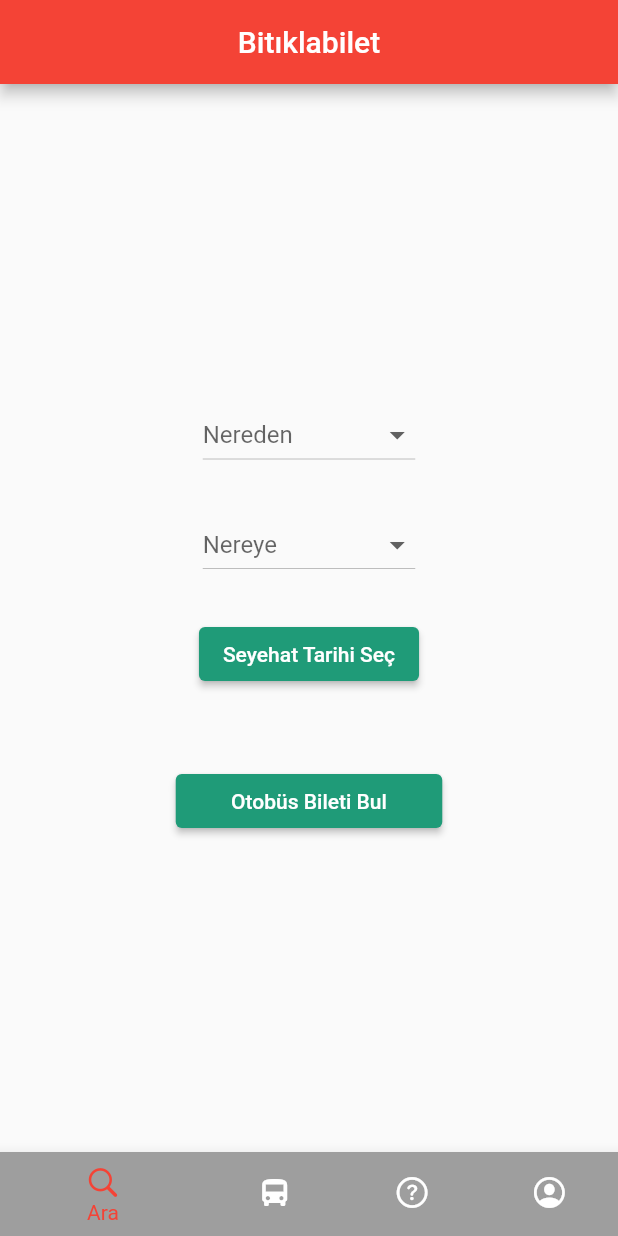
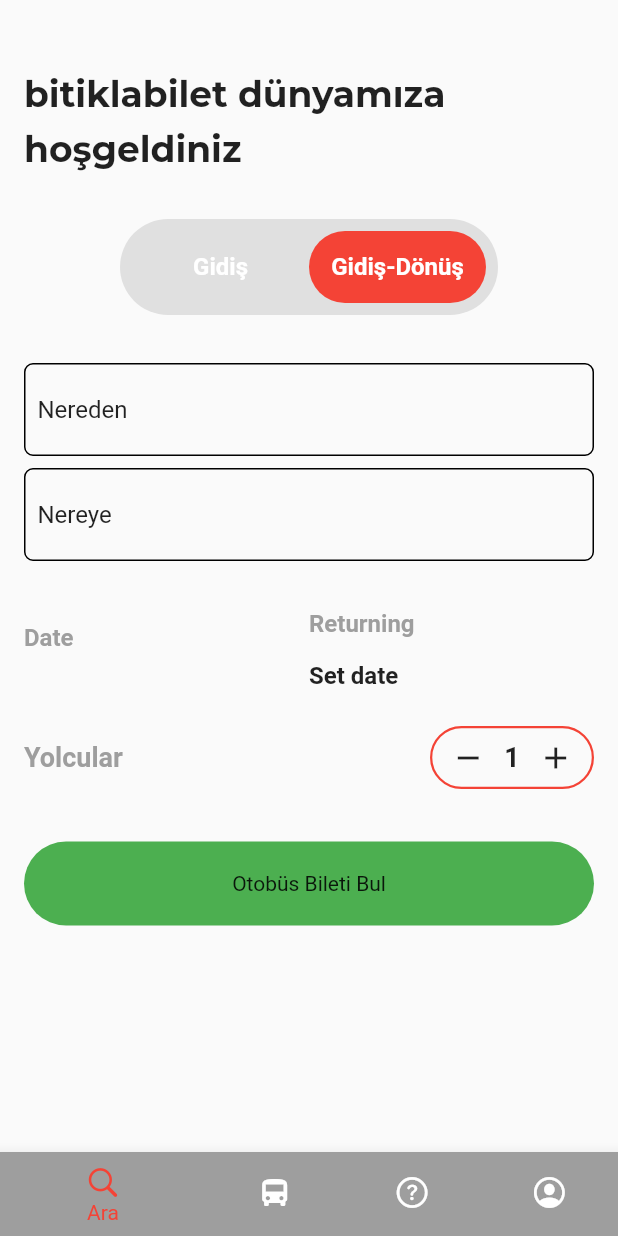
Before and after one commit to SDU-Bilgisayar-Muhendisligi/bitiklabilet, a Flutter app: the screen it shows after launch, on a phone screen of 412 x 824 dp. Run offline on Flutter 3.47's test engine with Material 2 defaults, Android fonts, the phone set to English and light mode, and no system bars; our stand-ins replace flutter_riverpod, google_fonts.

Commit message:
Update ara.dart

```diff
--- a/lib/view/ara/ara.dart
+++ b/lib/view/ara/ara.dart
@@ -1,5 +1,6 @@
 import 'package:bitiklabilet/view/ara/busfilter.dart';
 import 'package:flutter/material.dart';
+import 'package:google_fonts/google_fonts.dart';
 import 'package:intl/intl.dart';
 
 class Ara extends StatefulWidget {
@@ -9,123 +10,266 @@
   _AraState createState() => _AraState();
 }
 
-class _AraState extends State<Ara> {
-  List<String> _ilSecenekleri= [      'Adana',      'Adıyaman',      'Afyonkarahisar',      'Ağrı',      'Amasya',      'Ankara',      'Antalya',      'Artvin',      'Aydın',      'Balıkesir',      'Bilecik',      'Bingöl',      'Bitlis',      'Bolu',      'Burdur',      'Bursa',      'Çanakkale',      'Çankırı',      'Çorum',      'Denizli',      'Diyarbakır',      'Edirne',      'Elazığ',      'Erzincan',      'Erzurum',      'Eskişehir',      'Gaziantep',      'Giresun',      'Gümüşhane',      'Hakkari',      'Hatay',      'Isparta',      'Mersin',      'İstanbul',      'İzmir',      'Kars',      'Kastamonu',      'Kayseri',      'Kırklareli',      'Kırşehir',      'Kocaeli',      'Konya',      'Kütahya',      'Malatya',      'Manisa',      'Kahramanmaraş',      'Mardin',      'Muğla',      'Muş',      'Nevşehir',      'Niğde',      'Ordu',      'Rize',      'Sakarya',      'Samsun',      'Siirt',      'Sinop',      'Sivas',      'Tekirdağ',      'Tokat',      'Trabzon',      'Tunceli',      'Şanlıurfa',      'Uşak',      'Van',      'Yozgat',      'Zonguldak',      'Aksaray',      'Bayburt',      'Karaman',      'Kırıkkale',      'Batman',      'Şırnak',      'Bartın',      'Ardahan',      'Iğdır',      'Yalova',      'Karabük',      'Kilis',      'Osmaniye',      'Düzce'    ];
-
-  String? selectedIl;
-  String? selectedIl0;
-  DateTime? selectedDate;
-
+class _AraState extends State<Ara>{
+  bool tripType=false;
   @override
-  Widget build(BuildContext context) {
-    return Scaffold(
-      appBar: AppBar(
-        title: Text('Bitıklabilet'),
-        backgroundColor: Colors.red,
-        centerTitle: true,
+  Widget build(BuildContext context){
+    return Padding(
+      padding: const EdgeInsets.fromLTRB(16, 48, 16, 16),
+      child: Column(
+      crossAxisAlignment: CrossAxisAlignment.start,
+       children: [
+        Text(
+          "bitiklabilet dünyamıza",
+          style: GoogleFonts.montserrat(
+            fontSize: 24,
+            fontWeight: FontWeight.bold,
           ),
-      body: Center(
-        child: Column(
-          mainAxisAlignment: MainAxisAlignment.center,
+        ),
+        SizedBox(height: 8),
+        Text("hoşgeldiniz",
+        style: GoogleFonts.montserrat(
+          fontSize:24,
+          fontWeight: FontWeight.bold,
+        ),
+        ),
+        Center(
+          child: Container(
+            margin: EdgeInsets.symmetric(vertical: 32),
+            height: 64,
+            width: MediaQuery.of(context).size.width-160,
+            decoration: BoxDecoration(
+              color: Colors.grey[300],
+              borderRadius: BorderRadius.circular(32)
+            ),
+            padding: EdgeInsets.symmetric(horizontal: 8,vertical: 8),
+            child: Row(
                 children: [
-
-            SizedBox(height: 0),
-            Column(
-              mainAxisAlignment: MainAxisAlignment.spaceEvenly,
-              children: [
-
-
-                  DropdownButton<String>(
-                            hint: Text('Nereden '),
-                    value: selectedIl,
-                    items: _ilSecenekleri.map((il) {
-                      return DropdownMenuItem<String>(
-                        value: il,
-                        child: Text(il),
-                      );
-                    }).toList(),
-                    onChanged: (value) {
-                      setState(() {
-                        selectedIl = value;
+                  Expanded(
+                      child: GestureDetector(
+                          onTap: (){
+                            setState((){
+                             tripType = true;
                       });
                     },
+                        child: tripType
+                          ? Container(
+                          decoration: BoxDecoration(
+                              color: Colors.red,
+                              borderRadius: BorderRadius.circular(32)
+                          ),
+                          child:const Center(
+                            child: Text("Gidiş",
+                              style: TextStyle(
+                                fontSize: 16,
+                                fontWeight: FontWeight.bold,
+                                color: Colors.white,
+                              ),
+                            ),
+                          ),
                         )
-
+                            :const Center(
+                          child: Text("Gidiş",
+                            style: TextStyle(
+                              fontSize: 16,
+                              fontWeight: FontWeight.bold,
+                              color: Colors.white,
+                            ),
+                          ),
+                        ),
+                    ),
+                  ),
+                         Expanded(
+                             child: GestureDetector(
+                               onTap: (){
+                                 setState(() {
+                                   tripType =false;
+                               });
+                              },
+                               child: !tripType
+                                 ? Container(
+                                 decoration: BoxDecoration(
+                                   color: Colors.red,
+                                   borderRadius: BorderRadius.circular(32)
+                                 ),
+                                   child:const Center(
+                                     child: Text("Gidiş-Dönüş",
+                                     style: TextStyle(
+                                       fontSize: 16,
+                                       fontWeight: FontWeight.bold,
+                                       color: Colors.white,
+                                     ),
+                                     ),
+                                   ),
+                               )
+                                   :const Center(
+                                       child: Text("Gidiş-Dönüş",
+                                         style: TextStyle(
+                                           fontSize: 16,
+                                           fontWeight: FontWeight.bold,
+                                           color: Colors.white,
+                                         ),
+                                       ),
+                               ),
+                             )
+              ),
             ],
           ),
-            SizedBox(height: 25),
+        ),
+        ),
 
-            Column(
-              mainAxisAlignment: MainAxisAlignment.spaceEvenly,
+        Container(
+          margin: EdgeInsets.only(bottom: 8),
+          decoration: BoxDecoration(
+            border: Border.all(),
+            borderRadius: BorderRadius.circular(6)),
+            padding: EdgeInsets.symmetric(horizontal: 8,vertical: 4
+          ),
+          child: Row(
             children: [
-                DropdownButton<String>(
-                  hint: Text('Nereye '),
-                  value: selectedIl0,
-                  items: _ilSecenekleri.map((il) {
-                    return DropdownMenuItem<String>(
-                      value: il,
-                      child: Text(il),
-                    );
-                  }).toList(),
-                  onChanged: (value) {
-                    setState(() {
-                      selectedIl0 = value;
-                    });
-                  },
+              Text("Nereden",
+              style: TextStyle(
+              fontSize: 16,
               )
+              ),
+              Expanded(
+                  child: TextField(
+                    style: TextStyle(
+                      fontSize: 24,
+                      fontWeight: FontWeight.bold,
+                    ),
+                      decoration: InputDecoration(
+                        border: InputBorder.none,
+                  )
+              )
+              ),
             ],
           ),
-            SizedBox(height: 25),
-            Row(
-              mainAxisAlignment: MainAxisAlignment.spaceEvenly,
+        ),
+         Container(
+           margin: EdgeInsets.only(bottom: 8),
+           decoration: BoxDecoration(
+               border: Border.all(),
+               borderRadius: BorderRadius.circular(6)),
+           padding: EdgeInsets.symmetric(horizontal: 8,vertical: 4
+           ),
+           child: Row(
+             children: const [
+               Text("Nereye",
+                   style: TextStyle(
+                     fontSize: 16,
+                   )
+               ),
+               SizedBox(width: 14),
+               Expanded(
+                   child: TextField(
+                       style: TextStyle(
+                         fontSize: 24,
+                         fontWeight: FontWeight.bold,
+                       ),
+                       decoration: InputDecoration(
+                         border: InputBorder.none,
+                       )
+                   )
+               ),
+             ],
+           ),
+         ),
+         Padding(
+           padding: const EdgeInsets.symmetric(vertical: 24),
+            child:Row(
                children: [
-                ElevatedButton(
-                  onPressed: () async {
-                    final pickedDate = await showDatePicker(
-                      context: context,
-                      initialDate: selectedDate ?? DateTime.now(),
-                      firstDate: DateTime(2023),
-                      lastDate: DateTime(2100),
-                    );
-
-                    if (pickedDate != null) {
-                      setState(() {
-                        selectedDate = pickedDate;
-                      });
-                    }
-                  },
-                  style: ElevatedButton.styleFrom(
-                      backgroundColor: Color(0xFF1F9B78)
+                 Expanded(
+                    child: Column(
+                    crossAxisAlignment: CrossAxisAlignment.start,
+                    children:const [
+                       Text('Date',
+                         style: TextStyle(
+                           fontWeight: FontWeight.bold,
+                           fontSize: 16,
+                           color: Colors.grey,
                        ),
-                  child: Text(
-                    selectedDate != null
-                        ? DateFormat('    dd/MM/yyyy    ').format(selectedDate!)
-                        : 'Seyehat Tarihi Seç',
+                 ),
+                      SizedBox(height: 16,),
+               ],
+             ),
+             ),
+             Expanded(
+             child: Column(
+               crossAxisAlignment: CrossAxisAlignment.start,
+               children:const [
+                 Text('Returning',
+                   style: TextStyle(
+                     fontSize: 16,
+                     fontWeight: FontWeight.bold,
+                     color: Colors.grey,
+                   ),
+                 ),
+                 SizedBox(height: 16),
+                 Text("Set date",
+                   style: TextStyle(
+                     fontWeight: FontWeight.bold,
+                     fontSize: 16,
                  ),
                  ),
                ],
              ),
-            SizedBox(height: 50),
+                 )
+                 ],
+           ),
+         ),
                Row(
-              mainAxisAlignment: MainAxisAlignment.spaceEvenly,
+                 mainAxisAlignment: MainAxisAlignment.spaceBetween,
                  children: [
-                ElevatedButton(
-                  onPressed: ()
-                  {
-                    Navigator.push(
-                      context,
-                      MaterialPageRoute(builder: (context) => Bus( )),
-                    );
-                  },
-                  style: ElevatedButton.styleFrom(
-                    backgroundColor: Color(0xFF1F9B78), // #1F9B78 renk tonu
+                 Text("Yolcular",
+                   style: TextStyle(
+                     fontWeight: FontWeight.bold,
+                     fontSize: 18,
+                     color: Colors.grey,
                    ),
-                  child: Text('      Otobüs Bileti Bul      '),
+                 ),
+                 Container(
+                  height: 42,
+                   decoration: BoxDecoration(
+                    borderRadius: BorderRadius.circular(32),
+                    border: Border.all(
+                      color: Colors.red,
+                      width: 1.5
+                     )
+                  ),
+                     child: Row(
+                         children: [
+                         IconButton(onPressed: (){} , icon: Icon(Icons.remove)),
+                        Text("1",
+                          style: TextStyle(
+                            fontSize: 18,
+                            fontWeight: FontWeight.bold,
+                          )),
+                        IconButton(onPressed: (){} ,
+                            icon: Icon(Icons.add,
+                            ),
                         ),
                  ],
                ),
+             )
            ],
          ),
+         SizedBox(height: 35),
+         Container(
+           decoration: BoxDecoration(
+             color: Colors.green,
+             borderRadius: BorderRadius.circular(40),
+           ),
+           padding: EdgeInsets.symmetric(vertical: 20),
+           child:Row(
+             mainAxisAlignment: MainAxisAlignment.center,
+             children: [
+               Text("Otobüs Bileti Bul")
+             ],
+           ) ,
+         )
+      ],
+
     ),
     );
   }
```
Lines whose indentation alone changed are shown as unchanged.
